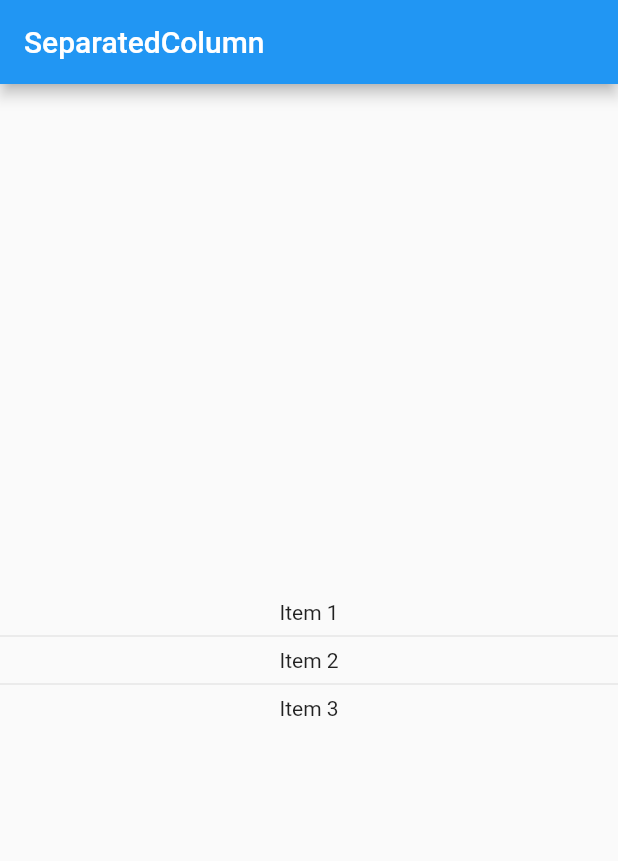
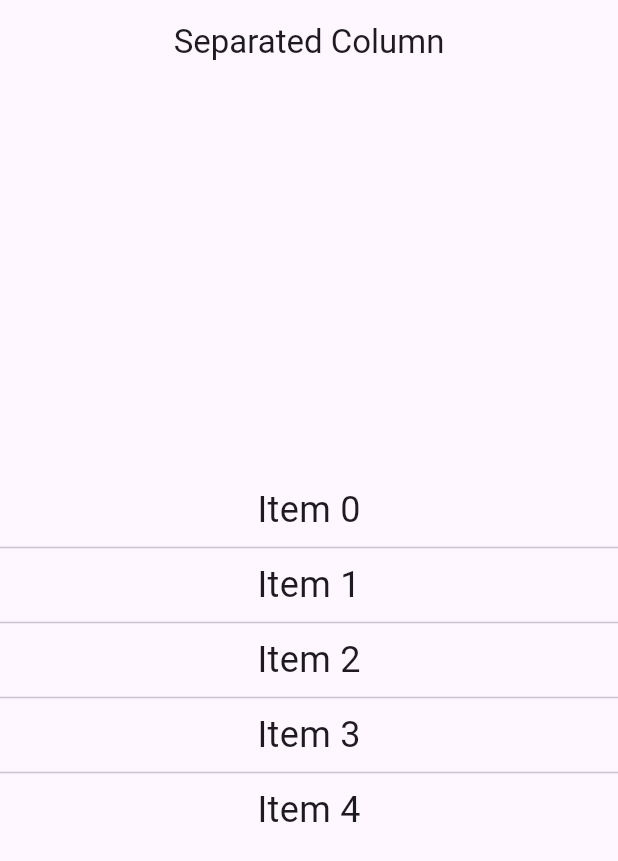
Before and after one commit to anisalibegic/separated_column, a Flutter app: the screen it shows after launch, on a phone screen of 412 x 824 dp. Shown: the top 861 px of the screen. Run offline on Flutter 3.47's test engine with Material 2 defaults, Android fonts, the phone set to English and light mode, and no system bars.

Commit message:
refactor: :recycle: refactor and improve the example app

```diff
--- a/example/lib/main.dart
+++ b/example/lib/main.dart
@@ -2,9 +2,7 @@ import 'package:flutter/material.dart';
 
 import 'package:separated_column/separated_column.dart';
 
-void main() {
-  runApp(Application());
-}
+void main() => runApp(const Application());
 
 class Application extends StatelessWidget {
   const Application({Key? key}) : super(key: key);
@@ -12,37 +10,42 @@ class Application extends StatelessWidget {
   @override
   Widget build(BuildContext context) {
     return MaterialApp(
-      title: 'SeparatedColumn',
-      home: HomePage('SeparatedColumn'),
+      title: 'Separated Column',
+      theme: ThemeData(useMaterial3: true),
+      home: const HomePage(),
     );
   }
 }
 
 class HomePage extends StatelessWidget {
-  final String title;
-
-  HomePage(this.title);
+  const HomePage({super.key});
 
   @override
   Widget build(BuildContext context) {
     return Scaffold(
       appBar: AppBar(
-        title: Text(title),
+        title: const Text('Separated Column'),
+        centerTitle: true,
       ),
       body: Center(
         child: SeparatedColumn(
-          children: <Widget>[
-            Text("Item 1"),
-            Text("Item 2"),
-            Text("Item 3"),
-          ],
           separatorBuilder: (BuildContext context, int index) {
-            return Divider();
+            return const Divider();
           },
           mainAxisSize: MainAxisSize.min,
           mainAxisAlignment: MainAxisAlignment.center,
+          children: [
+            for (int i = 0; i < 5; i++) _buildItem(i),
+          ],
         ),
       ),
     );
   }
+
+  Widget _buildItem(int index) {
+    return Text(
+      'Item $index',
+      style: const TextStyle(fontSize: 24),
+    );
+  }
 }
```
